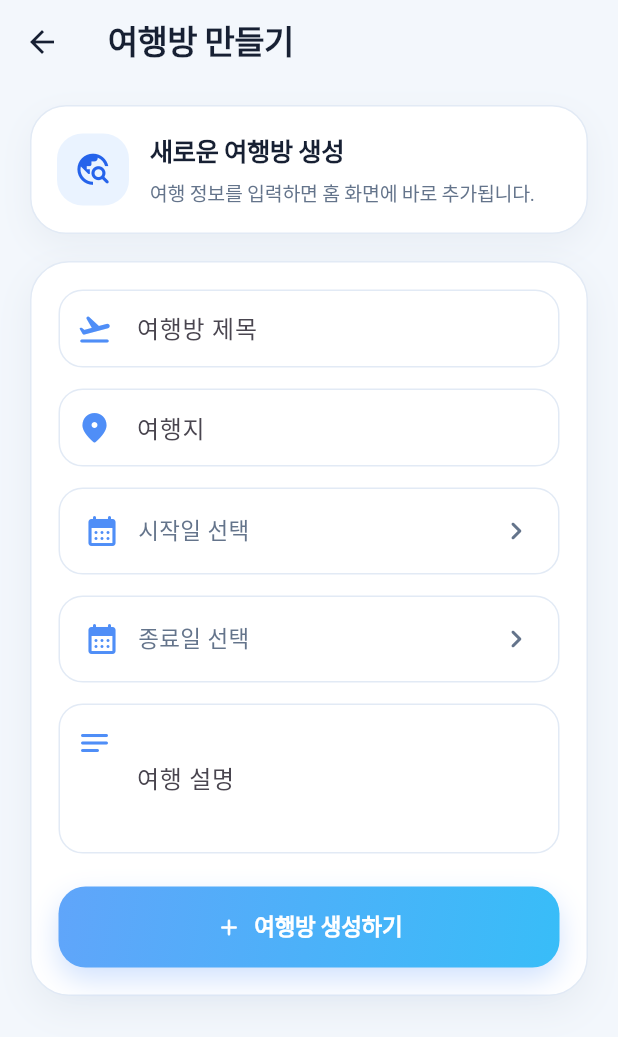
After one commit to loyealty/group_trip_app, a Flutter app: the TripRoomCreateScreen screen opened directly, on a phone screen of 412 x 824 dp. The commit adds this screen. Shown: the top 1037 px of the screen. Run offline on Flutter 3.47's test engine with Material 3 defaults, Android fonts, the phone set to English and light mode, and no system bars; network calls fail.

Commit message:
feat: add trip room creation screen

```diff
--- /dev/null
+++ b/lib/screens/trip_room_create_screen.dart
@@ -0,0 +1,341 @@
+import 'package:flutter/material.dart';
+import '../services/api_service.dart';
+import '../theme/app_colors.dart';
+import '../widgets/app_primary_button.dart';
+
+class TripRoomCreateScreen extends StatefulWidget {
+  const TripRoomCreateScreen({super.key});
+
+  @override
+  State<TripRoomCreateScreen> createState() => _TripRoomCreateScreenState();
+}
+
+class _TripRoomCreateScreenState extends State<TripRoomCreateScreen> {
+  final TextEditingController titleController = TextEditingController();
+  final TextEditingController destinationController = TextEditingController();
+  final TextEditingController descriptionController = TextEditingController();
+
+  DateTime? startDate;
+  DateTime? endDate;
+
+  bool isLoading = false;
+
+  String formatDate(DateTime date) {
+    return '${date.year.toString().padLeft(4, '0')}-'
+        '${date.month.toString().padLeft(2, '0')}-'
+        '${date.day.toString().padLeft(2, '0')}';
+  }
+
+  Future<void> selectStartDate() async {
+    final DateTime? picked = await showDatePicker(
+      context: context,
+      initialDate: startDate ?? DateTime.now(),
+      firstDate: DateTime(2024),
+      lastDate: DateTime(2030),
+    );
+
+    if (picked != null) {
+      setState(() {
+        startDate = picked;
+
+        if (endDate != null && endDate!.isBefore(startDate!)) {
+          endDate = null;
+        }
+      });
+    }
+  }
+
+  Future<void> selectEndDate() async {
+    final DateTime? picked = await showDatePicker(
+      context: context,
+      initialDate: endDate ?? startDate ?? DateTime.now(),
+      firstDate: startDate ?? DateTime(2024),
+      lastDate: DateTime(2030),
+    );
+
+    if (picked != null) {
+      setState(() {
+        endDate = picked;
+      });
+    }
+  }
+
+  Future<void> createTripRoom() async {
+    if (isLoading) {
+      return;
+    }
+
+    if (titleController.text.trim().isEmpty ||
+        destinationController.text.trim().isEmpty ||
+        startDate == null ||
+        endDate == null) {
+      ScaffoldMessenger.of(
+        context,
+      ).showSnackBar(const SnackBar(content: Text('필수 정보를 모두 입력해주세요.')));
+      return;
+    }
+
+    setState(() {
+      isLoading = true;
+    });
+
+    try {
+      await ApiService.createTripRoom(
+        title: titleController.text.trim(),
+        description: descriptionController.text.trim(),
+        destination: destinationController.text.trim(),
+        startDate: formatDate(startDate!),
+        endDate: formatDate(endDate!),
+      );
+
+      if (!mounted) return;
+
+      ScaffoldMessenger.of(
+        context,
+      ).showSnackBar(const SnackBar(content: Text('여행방이 생성되었습니다.')));
+
+      Navigator.pop(context, true);
+    } catch (e) {
+      if (!mounted) return;
+
+      ScaffoldMessenger.of(
+        context,
+      ).showSnackBar(SnackBar(content: Text('여행방 생성 실패: $e')));
+    } finally {
+      if (mounted) {
+        setState(() {
+          isLoading = false;
+        });
+      }
+    }
+  }
+
+  @override
+  void dispose() {
+    titleController.dispose();
+    destinationController.dispose();
+    descriptionController.dispose();
+    super.dispose();
+  }
+
+  Widget buildInputField({
+    required TextEditingController controller,
+    required String label,
+    required IconData icon,
+    int maxLines = 1,
+  }) {
+    return Container(
+      margin: const EdgeInsets.only(bottom: 14),
+      child: TextField(
+        controller: controller,
+        maxLines: maxLines,
+        decoration: InputDecoration(
+          prefixIcon: Padding(
+            padding: EdgeInsets.only(bottom: maxLines > 1 ? 48 : 0),
+            child: Icon(icon, color: AppColors.primary),
+          ),
+          labelText: label,
+          filled: true,
+          fillColor: Colors.white,
+          contentPadding: const EdgeInsets.symmetric(
+            horizontal: 16,
+            vertical: 14,
+          ),
+          border: OutlineInputBorder(
+            borderRadius: BorderRadius.circular(16),
+            borderSide: BorderSide(color: AppColors.border),
+          ),
+          enabledBorder: OutlineInputBorder(
+            borderRadius: BorderRadius.circular(16),
+            borderSide: BorderSide(color: AppColors.border),
+          ),
+          focusedBorder: OutlineInputBorder(
+            borderRadius: BorderRadius.circular(16),
+            borderSide: BorderSide(color: AppColors.primary, width: 1.5),
+          ),
+        ),
+      ),
+    );
+  }
+
+  Widget buildDateButton({
+    required String title,
+    required DateTime? date,
+    required VoidCallback onTap,
+  }) {
+    return InkWell(
+      onTap: isLoading ? () {} : onTap,
+      borderRadius: BorderRadius.circular(16),
+      child: Container(
+        width: double.infinity,
+        margin: const EdgeInsets.only(bottom: 14),
+        padding: const EdgeInsets.symmetric(horizontal: 16, vertical: 16),
+        decoration: BoxDecoration(
+          color: Colors.white,
+          borderRadius: BorderRadius.circular(16),
+          border: Border.all(color: AppColors.border),
+        ),
+        child: Row(
+          children: [
+            Icon(Icons.calendar_month_rounded, color: AppColors.primary),
+            const SizedBox(width: 12),
+            Expanded(
+              child: Text(
+                date == null ? title : formatDate(date),
+                style: TextStyle(
+                  fontSize: 15,
+                  color: date == null ? AppColors.subtitle : Colors.black87,
+                  fontWeight: FontWeight.w500,
+                ),
+              ),
+            ),
+            const Icon(Icons.chevron_right_rounded, color: AppColors.subtitle),
+          ],
+        ),
+      ),
+    );
+  }
+
+  Widget buildGuideCard() {
+    return Container(
+      width: double.infinity,
+      padding: const EdgeInsets.all(17),
+      decoration: BoxDecoration(
+        color: AppColors.card,
+        borderRadius: BorderRadius.circular(24),
+        border: Border.all(color: AppColors.border),
+        boxShadow: [
+          BoxShadow(
+            color: const Color(0xFF1E3A5F).withOpacity(0.05),
+            blurRadius: 18,
+            offset: const Offset(0, 8),
+          ),
+        ],
+      ),
+      child: Row(
+        children: [
+          Container(
+            width: 48,
+            height: 48,
+            decoration: BoxDecoration(
+              color: AppColors.primarySoft,
+              borderRadius: BorderRadius.circular(17),
+            ),
+            child: const Icon(
+              Icons.travel_explore_rounded,
+              color: AppColors.primaryDark,
+              size: 25,
+            ),
+          ),
+          const SizedBox(width: 14),
+          const Expanded(
+            child: Column(
+              crossAxisAlignment: CrossAxisAlignment.start,
+              children: [
+                Text(
+                  '새로운 여행방 생성',
+                  style: TextStyle(
+                    fontSize: 17,
+                    fontWeight: FontWeight.w900,
+                    color: AppColors.title,
+                    letterSpacing: -0.4,
+                  ),
+                ),
+                SizedBox(height: 5),
+                Text(
+                  '여행 정보를 입력하면 홈 화면에 바로 추가됩니다.',
+                  style: TextStyle(
+                    fontSize: 13,
+                    height: 1.4,
+                    color: AppColors.subtitle,
+                    letterSpacing: -0.2,
+                  ),
+                ),
+              ],
+            ),
+          ),
+        ],
+      ),
+    );
+  }
+
+  Widget buildFormCard() {
+    return Container(
+      padding: const EdgeInsets.all(18),
+      decoration: BoxDecoration(
+        color: AppColors.card,
+        borderRadius: BorderRadius.circular(26),
+        border: Border.all(color: AppColors.border),
+        boxShadow: [
+          BoxShadow(
+            color: const Color(0xFF1E3A5F).withOpacity(0.06),
+            blurRadius: 20,
+            offset: const Offset(0, 9),
+          ),
+        ],
+      ),
+      child: Column(
+        children: [
+          buildInputField(
+            controller: titleController,
+            label: '여행방 제목',
+            icon: Icons.flight_takeoff_rounded,
+          ),
+          buildInputField(
+            controller: destinationController,
+            label: '여행지',
+            icon: Icons.place_rounded,
+          ),
+          buildDateButton(
+            title: '시작일 선택',
+            date: startDate,
+            onTap: selectStartDate,
+          ),
+          buildDateButton(title: '종료일 선택', date: endDate, onTap: selectEndDate),
+          buildInputField(
+            controller: descriptionController,
+            label: '여행 설명',
+            icon: Icons.notes_rounded,
+            maxLines: 3,
+          ),
+          const SizedBox(height: 8),
+          AppPrimaryButton(
+            text: isLoading ? '생성 중...' : '여행방 생성하기',
+            icon: Icons.add_rounded,
+            onPressed: () {
+              if (!isLoading) {
+                createTripRoom();
+              }
+            },
+          ),
+        ],
+      ),
+    );
+  }
+
+  @override
+  Widget build(BuildContext context) {
+    return Scaffold(
+      backgroundColor: AppColors.background,
+      appBar: AppBar(
+        title: const Text(
+          '여행방 만들기',
+          style: TextStyle(fontWeight: FontWeight.w900, letterSpacing: -0.4),
+        ),
+        backgroundColor: AppColors.background,
+        foregroundColor: AppColors.title,
+        elevation: 0,
+      ),
+      body: SingleChildScrollView(
+        padding: const EdgeInsets.fromLTRB(20, 14, 20, 28),
+        child: Column(
+          children: [
+            buildGuideCard(),
+            const SizedBox(height: 18),
+            buildFormCard(),
+          ],
+        ),
+      ),
+    );
+  }
+}
--- a/lib/services/api_service.dart
+++ b/lib/services/api_service.dart
@@ -18,6 +18,32 @@ class ApiService {
       return data.map((e) => TripRoom.fromJson(e)).toList();
     } else {
       throw Exception('여행방 데이터를 불러오지 못했습니다.');
+    }
+  }
+
+  static Future<void> createTripRoom({
+    required String title,
+    required String description,
+    required String destination,
+    required String startDate,
+    required String endDate,
+  }) async {
+    final response = await http.post(
+      Uri.parse('$baseUrl/api/trip-rooms'),
+      headers: headers,
+      body: jsonEncode({
+        'title': title,
+        'description': description,
+        'ownerId': 1,
+        'startDate': startDate,
+        'endDate': endDate,
+        'destination': destination,
+        'status': 'PLANNING',
+      }),
+    );
+
+    if (response.statusCode != 200 && response.statusCode != 201) {
+      throw Exception('여행방 생성에 실패했습니다.');
     }
   }
 
```
Also changed, not shown: lib/screens/home_screen.dart (+103 -3 lines).
